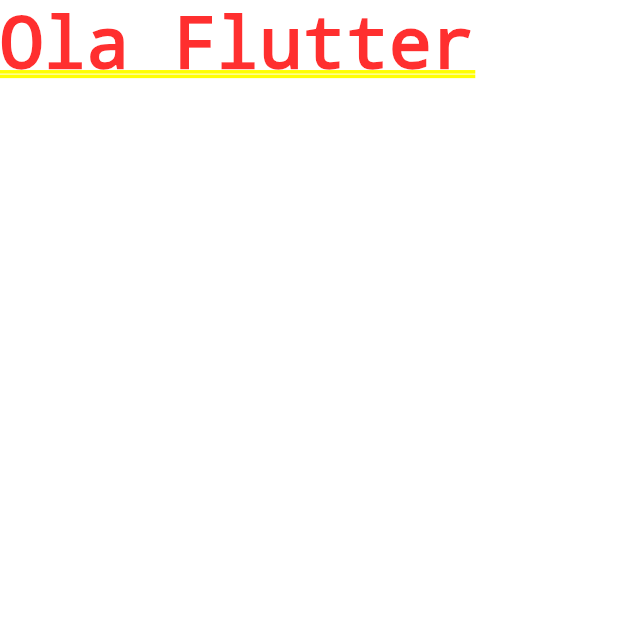
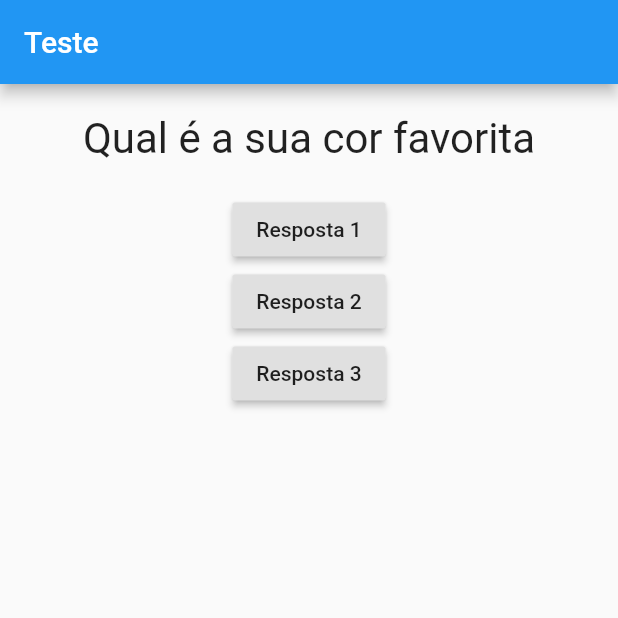
Before and after one commit to black-dev-x/GiFFF-Flutter, a Flutter app: the screen it shows after launch, on a phone screen of 412 x 824 dp, the top half of it. Run offline on Flutter 3.47's test engine with Material 2 defaults, Android fonts, the phone set to English and light mode, and no system bars.

Commit message:
evolução

```diff
--- a/projeto_perguntas/lib/main.dart
+++ b/projeto_perguntas/lib/main.dart
@@ -1,12 +1,54 @@
 import 'package:flutter/cupertino.dart';
 import 'package:flutter/material.dart';
+import 'package:projeto_perguntas/questao.dart';
 
 main() {
   runApp(PerguntaApp());
 }
 
-class PerguntaApp extends StatelessWidget {
+class _PerguntaAppState extends State<PerguntaApp> {
+  var _indicePerguntaAtual = 0;
+  var _listaDePerguntas = ['Qual é a sua cor favorita', 'Qual é o seu animal favorito'];
+
+  void _responder() {
+    setState(() {
+      _indicePerguntaAtual++;
+      if (_indicePerguntaAtual >= _listaDePerguntas.length) _indicePerguntaAtual = 0;
+    });
+  }
+
   Widget build(BuildContext context) {
-    return MaterialApp(home: Text('Ola Flutter'));
+    var appBar = AppBar(
+      title: Text('Teste'),
+    );
+
+    var body = Column(children: [
+      Questao(_listaDePerguntas[_indicePerguntaAtual]),
+      RaisedButton(
+        child: Text('Resposta 1'),
+        onPressed: () => _responder(),
+      ),
+      RaisedButton(
+        child: Text('Resposta 2'),
+        onPressed: _responder,
+      ),
+      RaisedButton(
+        child: Text('Resposta 3'),
+        onPressed: _responder,
+      ),
+    ]);
+
+    var home = Scaffold(
+      appBar: appBar,
+      body: body,
+    );
+
+    return MaterialApp(home: home);
   }
 }
+
+class PerguntaApp extends StatefulWidget {
+  _PerguntaAppState createState() {
+    return _PerguntaAppState();
+  }
+}
--- /dev/null
+++ b/projeto_perguntas/lib/questao.dart
@@ -0,0 +1,19 @@
+import 'package:flutter/material.dart';
+
+class Questao extends StatelessWidget {
+  final String texto;
+
+  Questao(this.texto);
+
+  Widget build(BuildContext context) {
+    return Container(
+      width: double.infinity,
+      margin: EdgeInsets.all(20),
+      child: Text(
+        texto,
+        style: TextStyle(fontSize: 28),
+        textAlign: TextAlign.center,
+      ),
+    );
+  }
+}
```
